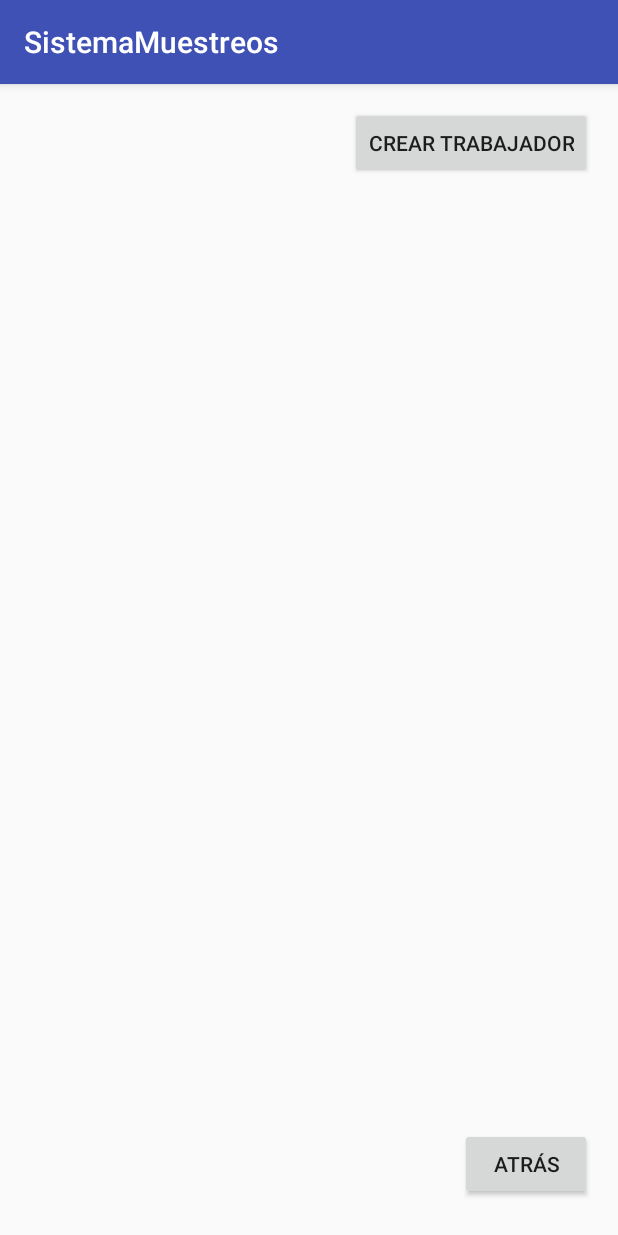
After one commit to LightDragooon/SistemaMuestreos, an Android app: the Trabajadores screen opened directly, with no data from a screen before it, on a phone screen of 412 x 824 dp. The commit adds this screen. Run offline under Robolectric (Android 15) with nearby library versions, the phone set to English and light mode, and no system bars.

Commit message:
Nuevo Cambio Trabajadores
Se crea la pantalla trabajadores, se une boton a menuAdministrador con la pantalla Trabajadores

```diff
--- a/app/src/main/AndroidManifest.xml
+++ b/app/src/main/AndroidManifest.xml
@@ -22,7 +22,8 @@
         <activity android:name=".MenuAsistente" />
         <activity android:name=".CrearUsuario" />
         <activity android:name=".crear_proyecto" />
-        <activity android:name=".crear_trabajador"></activity>
+        <activity android:name=".crear_trabajador" />
+        <activity android:name=".Trabajadores"></activity>
     </application>
 
 </manifest>
--- /dev/null
+++ b/app/src/main/java/gruporeque/sistemamuestreos/Trabajadores.java
@@ -0,0 +1,26 @@
+package gruporeque.sistemamuestreos;
+
+import android.content.Intent;
+import android.support.v7.app.AppCompatActivity;
+import android.os.Bundle;
+import android.view.View;
+import android.widget.Button;
+
+public class Trabajadores extends AppCompatActivity {
+
+    Button btnAtrasTrabajadores;
+    @Override
+    protected void onCreate(Bundle savedInstanceState) {
+        super.onCreate(savedInstanceState);
+        setContentView(R.layout.activity_trabajadores);
+        btnAtrasTrabajadores = (Button)findViewById(R.id.btn_AtrasTrabajadores);
+
+        btnAtrasTrabajadores.setOnClickListener(new View.OnClickListener() {
+            @Override
+            public void onClick(View v) {
+                Intent abrirMenuAdministrador = new Intent(Trabajadores.this,MenuAdministrador.class);
+                startActivity(abrirMenuAdministrador);
+            }
+        });
+    }
+}
--- /dev/null
+++ b/app/src/main/res/layout/activity_trabajadores.xml
@@ -0,0 +1,27 @@
+<?xml version="1.0" encoding="utf-8"?>
+<RelativeLayout xmlns:android="http://schemas.android.com/apk/res/android"
+    xmlns:app="http://schemas.android.com/apk/res-auto"
+    xmlns:tools="http://schemas.android.com/tools"
+    android:layout_width="match_parent"
+    android:layout_height="match_parent"
+    tools:context=".Trabajadores">
+
+    <Button
+        android:id="@+id/btn_TrabajadoresCrearTrabajador"
+        android:layout_width="wrap_content"
+        android:layout_height="wrap_content"
+        android:layout_alignParentEnd="true"
+        android:layout_alignParentTop="true"
+        android:layout_marginEnd="17dp"
+        android:layout_marginTop="15dp"
+        android:text="Crear Trabajador" />
+
+    <Button
+        android:id="@+id/btn_AtrasTrabajadores"
+        android:layout_width="wrap_content"
+        android:layout_height="wrap_content"
+        android:layout_alignEnd="@+id/btn_TrabajadoresCrearTrabajador"
+        android:layout_alignParentBottom="true"
+        android:layout_marginBottom="24dp"
+        android:text="Atrás" />
+</RelativeLayout>
```
Also changed, not shown: app/src/main/java/gruporeque/sistemamuestreos/MenuAdministrador.java (+9 -2 lines), app/src/main/java/gruporeque/sistemamuestreos/crear_trabajador.java (+14 -0 lines), app/src/main/res/layout/activity_crear_trabajador.xml (+68 -2 lines).
